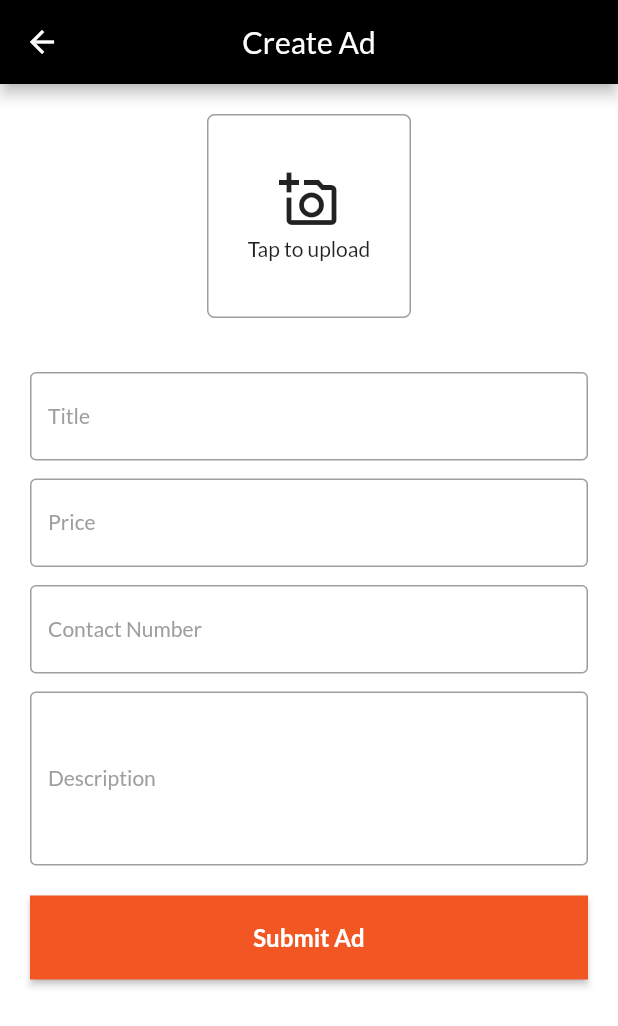
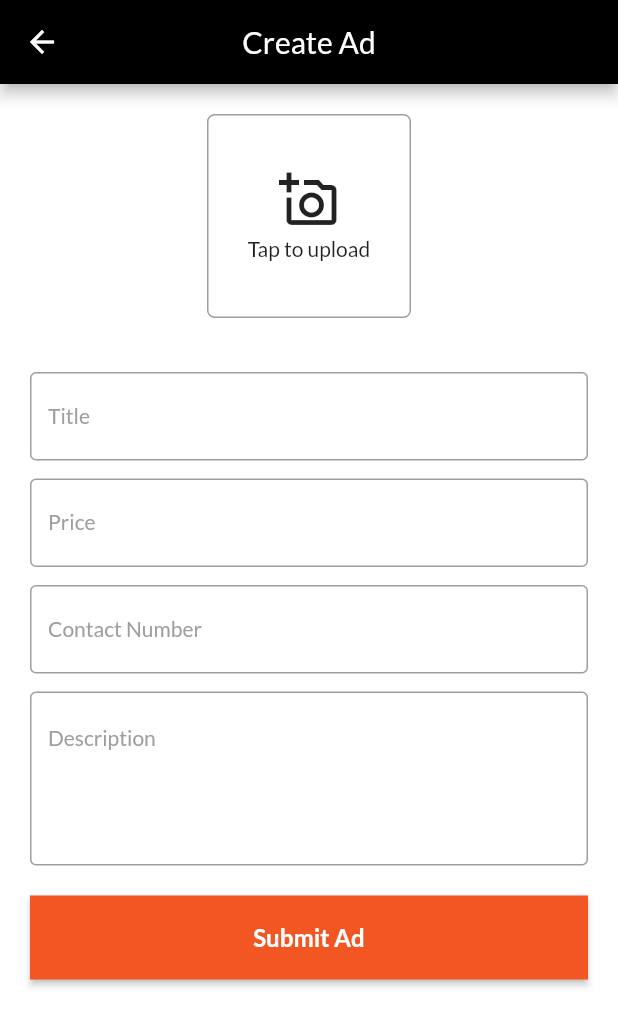
Before and after one commit to KarlaChable-Ksquare/Classified-App-UI-, a Flutter app: the CreateAdScreen screen opened by its route, on a phone screen of 412 x 824 dp. Shown: the top 1026 px of the screen. Run offline on Flutter 3.47's test engine with Material 2 defaults, Android fonts, the phone set to English and light mode, and no system bars; our stand-ins replace carousel_slider, flutter_native_splash, google_fonts.

Commit message:
align textfield

```diff
--- a/lib/screens/CreateAdScreen.dart
+++ b/lib/screens/CreateAdScreen.dart
@@ -116,6 +116,7 @@ class _CreateAdScreenState extends State<CreateAdScreen> {
                               maxLines: 4,
                               decoration: InputDecoration(
                                 labelText: "Description",
+                                alignLabelWithHint: true,
                                 labelStyle:
                                     TextStyle(fontSize: 14, color: Colors.grey),
                                 enabledBorder: OutlineInputBorder(
--- a/lib/screens/EditAdScreen.dart
+++ b/lib/screens/EditAdScreen.dart
@@ -172,6 +172,7 @@ class _EditAdScreenState extends State<EditAdScreen> {
                               maxLines: 4,
                               decoration: InputDecoration(
                                 labelText: "Description",
+                                alignLabelWithHint: true,
                                 labelStyle:
                                     TextStyle(fontSize: 14, color: Colors.grey),
                                 enabledBorder: OutlineInputBorder(
```
Also changed, not shown: 1 other file.
